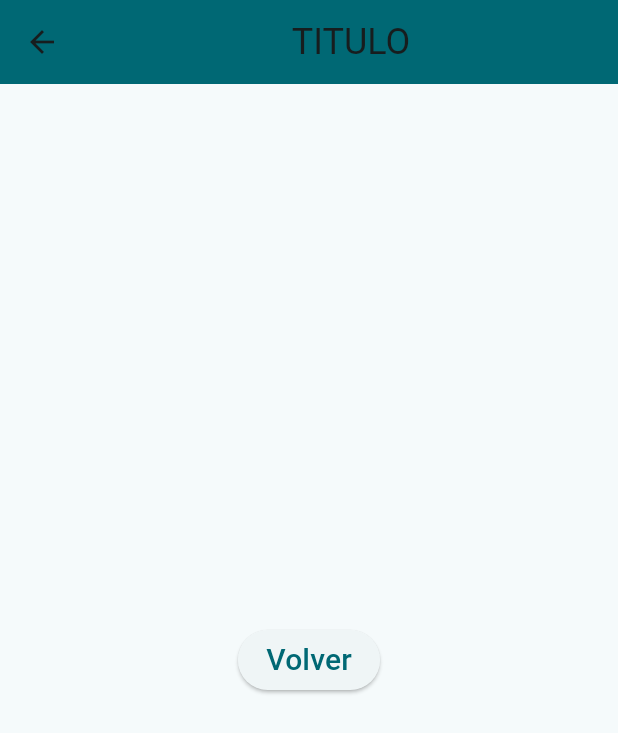
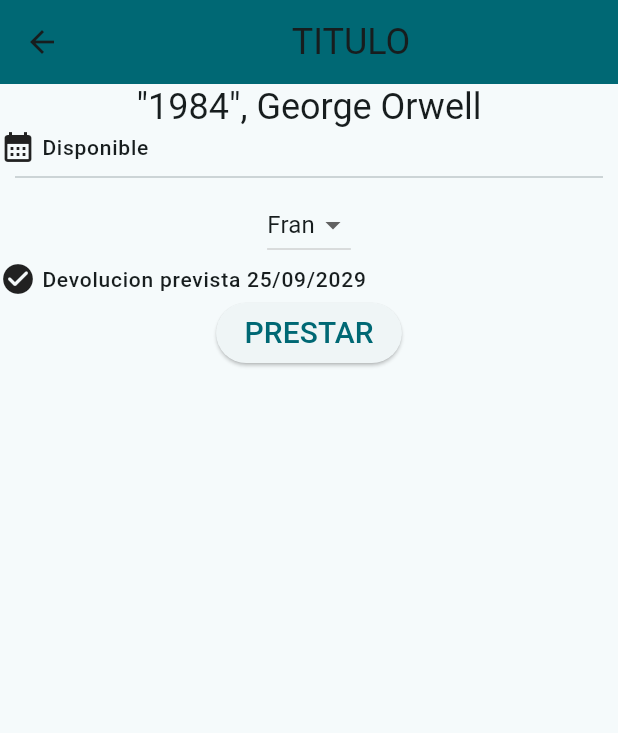
Before and after one commit to FranciscoII/ejercicio-mobile-integrador, a Flutter app: the screen it shows after launch, after a tap on the "arrow forward ios" icon, on a phone screen of 412 x 824 dp. Shown: the top 733 px of the screen. Run offline on Flutter 3.47's test engine with Material 2 defaults, Android fonts, the phone set to English and light mode, and no system bars; our stand-ins replace equatable, flutter_bloc.

Commit message:
use cubit to access the item data

```diff
--- a/lib/features/items/data/repositories/item_repository_impl.dart
+++ b/lib/features/items/data/repositories/item_repository_impl.dart
@@ -3,6 +3,7 @@ import 'package:integrador_mobile/features/items/domain/entities/person.dart';
 import 'package:integrador_mobile/features/items/domain/repositories/item_repository.dart';
 
 class ItemRepositoryImpl implements ItemRepository{
+  ItemRepositoryImpl();
 
   final List<Item> itemList = [
     Book(title: '1984', author: 'George Orwell', numberOfPages: 203),
@@ -18,7 +19,7 @@ class ItemRepositoryImpl implements ItemRepository{
   ];
 
   @override
-  List<Item> getItems() {
-    return itemList;
+  Future<List<Item>> getItems() {
+    return Future.delayed(const Duration(milliseconds: 100), () => itemList);
   }
 }
--- a/lib/features/items/domain/repositories/item_repository.dart
+++ b/lib/features/items/domain/repositories/item_repository.dart
@@ -1,5 +1,5 @@
 import '../entities/item.dart';
 
 abstract class ItemRepository{
-  List<Item> getItems();
+  Future<List<Item>> getItems();
 }
--- /dev/null
+++ b/lib/features/items/domain/usecases/get_items.dart
@@ -0,0 +1,13 @@
+import 'package:integrador_mobile/features/items/domain/repositories/item_repository.dart';
+
+import '../entities/item.dart';
+
+class GetItems {
+  final ItemRepository repository;
+
+  GetItems(this.repository);
+
+  Future<List<Item>> call() async {
+    return await repository.getItems();
+  }
+}
--- /dev/null
+++ b/lib/features/items/presentation/cubit/item_list_cubit.dart
@@ -0,0 +1,14 @@
+import 'package:flutter_bloc/flutter_bloc.dart';
+
+import '../../domain/entities/item.dart';
+import '../../domain/repositories/item_repository.dart';
+
+class ItemListCubit extends Cubit<List<Item>> {
+  final ItemRepository repository;
+  ItemListCubit(List<Item> listItem, {required this.repository}) : super(listItem);
+
+  Future<void> fetchItems() async {
+    final items = await repository.getItems();
+    emit(items);
+  }
+}
--- a/lib/features/items/presentation/pages/detailPage.dart
+++ b/lib/features/items/presentation/pages/detailPage.dart
@@ -1,4 +1,5 @@
 import 'package:flutter/material.dart';
+import 'package:integrador_mobile/features/items/presentation/widgets/ItemContent.dart';
 import '../../domain/entities/item.dart';
 
 class DetailPage extends StatelessWidget {
@@ -10,13 +11,34 @@ class DetailPage extends StatelessWidget {
   @override
   Widget build(BuildContext context) {
     return Scaffold(
-      appBar: AppBar(
-        backgroundColor: Theme.of(context).colorScheme.primary,
-        title: Center(child: Text('TITULO')),
-      ),
-      body: Center(
-        child: ElevatedButton(onPressed: () => Navigator.pop(context), child: const Text('Volver'),),
-      ),
-    );
+        appBar: AppBar(
+          backgroundColor: Theme.of(context).colorScheme.primary,
+          title: Center(child: Text('TITULO')),
+        ),
+        body: Column(
+          children: [
+            Text(
+              item.description(),
+              style: Theme.of(context).textTheme.titleLarge,
+            ),
+            InfoLabel(
+              text: 'Disponible',
+              icon: Icons.calendar_month,
+            ),
+            Padding(
+              padding: const EdgeInsets.symmetric(horizontal: 10.0),
+              child: Divider(),
+            ),
+            DropdownButton(
+              items: const [DropdownMenuItem(child: Text('Fran'))],
+              onChanged: (value) {},
+            ),
+            InfoLabel(
+              text: 'Devolucion prevista 25/09/2029',
+              icon: Icons.check_circle_rounded,
+            ),
+            ElevatedButton(onPressed: (){}, child: Text('PRESTAR'))
+          ],
+        ));
   }
 }
--- a/lib/features/items/presentation/pages/homepage.dart
+++ b/lib/features/items/presentation/pages/homepage.dart
@@ -1,5 +1,8 @@
 import 'package:flutter/material.dart';
+import 'package:flutter_bloc/flutter_bloc.dart';
 import 'package:integrador_mobile/features/items/data/repositories/item_repository_impl.dart';
+import 'package:integrador_mobile/features/items/domain/repositories/item_repository.dart';
+import 'package:integrador_mobile/features/items/presentation/cubit/item_list_cubit.dart';
 
 import '../../domain/entities/item.dart';
 import '../widgets/ItemContent.dart';
@@ -7,7 +10,7 @@ import '../widgets/ItemContent.dart';
 class HomePage extends StatelessWidget {
   HomePage({super.key, required this.title});
 
-  final List<Item> items = ItemRepositoryImpl().getItems();
+  final items = ItemRepositoryImpl().itemList;
   final String title;
 
   @override
@@ -17,20 +20,36 @@ class HomePage extends StatelessWidget {
         backgroundColor: Theme.of(context).colorScheme.primary,
         title: Center(child: Text(title, style: Theme.of(context).textTheme.titleLarge,)),
       ),
-      body: Center(
-        child: Padding(
-          padding: const EdgeInsets.only(left: 3.0, top: 5.0),
-          child: ListView.separated(
-            separatorBuilder: (_,__) => const Divider(thickness: 1.0,),
-            itemBuilder: _buildItems,
-            itemCount: items.length,
-          ),
+      body: BlocProvider(
+        create: (_) => ItemListCubit(
+            [],repository: context.read<ItemRepository>()
+        )..fetchItems(),
+        child: const HomepageContent()
+      ),
+    );
+  }
+}
+
+class HomepageContent extends StatelessWidget{
+  const HomepageContent({super.key});
+
+  @override
+  Widget build(BuildContext context) {
+    final items = context.watch<ItemListCubit>().state;
+    return Center(
+      child: Padding(
+        padding: const EdgeInsets.only(left: 3.0, top: 5.0),
+        child: ListView.separated(
+          separatorBuilder: (_,__) => const Divider(thickness: 1.0,),
+          itemBuilder: (context, index) => _buildItems(context, index, items),
+          itemCount: items.length,
         ),
       ),
     );
   }
 
-  Widget? _buildItems(BuildContext context, int index) {
+  Widget? _buildItems(BuildContext context, int index, List<Item> items) {
     return ItemContent(item: items[index]);
   }
+
 }
--- a/lib/main.dart
+++ b/lib/main.dart
@@ -1,14 +1,18 @@
 import 'package:flutter/material.dart';
+import 'package:flutter_bloc/flutter_bloc.dart';
+import 'package:integrador_mobile/features/items/data/repositories/item_repository_impl.dart';
+import 'package:integrador_mobile/features/items/domain/repositories/item_repository.dart';
 import 'package:intl/date_symbol_data_local.dart';
 import 'features/items/presentation/pages/homepage.dart';
 
 void main() {
   initializeDateFormatting();
-  runApp(const MyApp());
+  runApp(MyApp(itemRepository: ItemRepositoryImpl(),));
 }
 
 class MyApp extends StatelessWidget {
-  const MyApp({super.key});
+  final ItemRepository itemRepository;
+  const MyApp({required this.itemRepository, super.key});
 
   // This widget is the root of your application.
   @override
@@ -48,7 +52,7 @@ class MyApp extends StatelessWidget {
           ),
         ),
       ),
-      home: HomePage(title: 'RESERVAS'),
+      home: RepositoryProvider.value(value: itemRepository, child: HomePage(title: 'RESERVAS')),
     );
   }
 }
```
